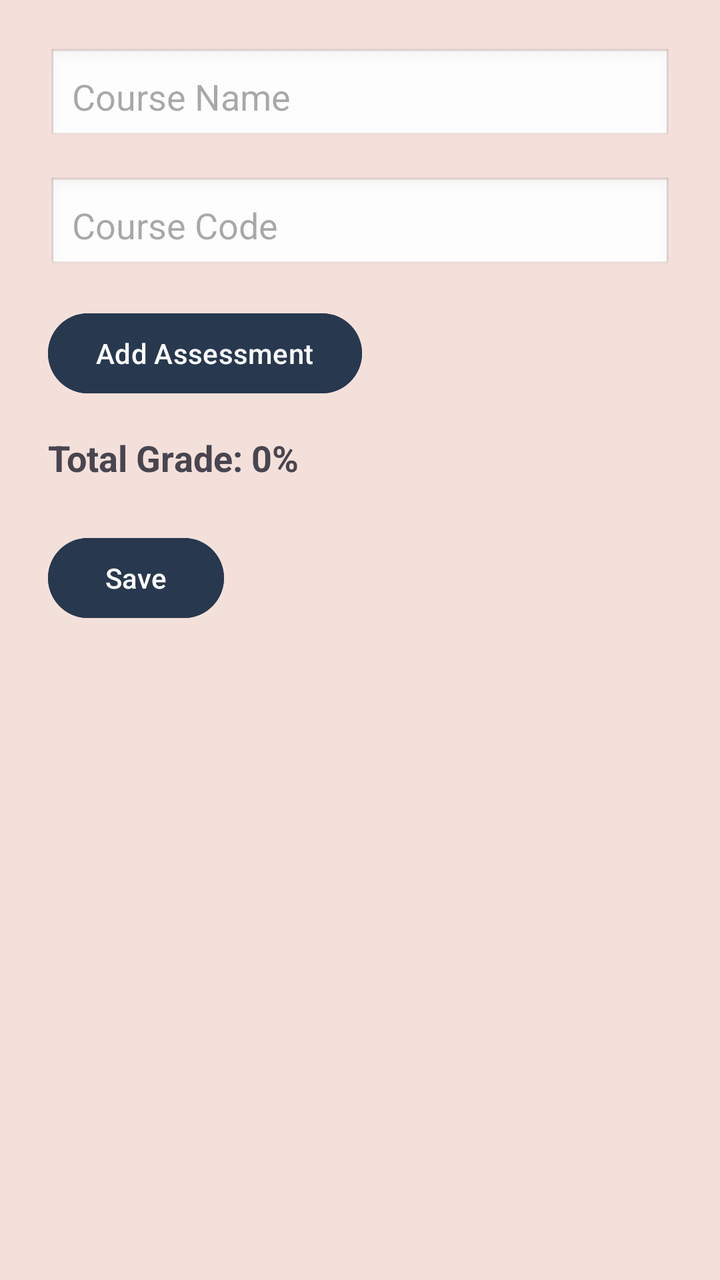
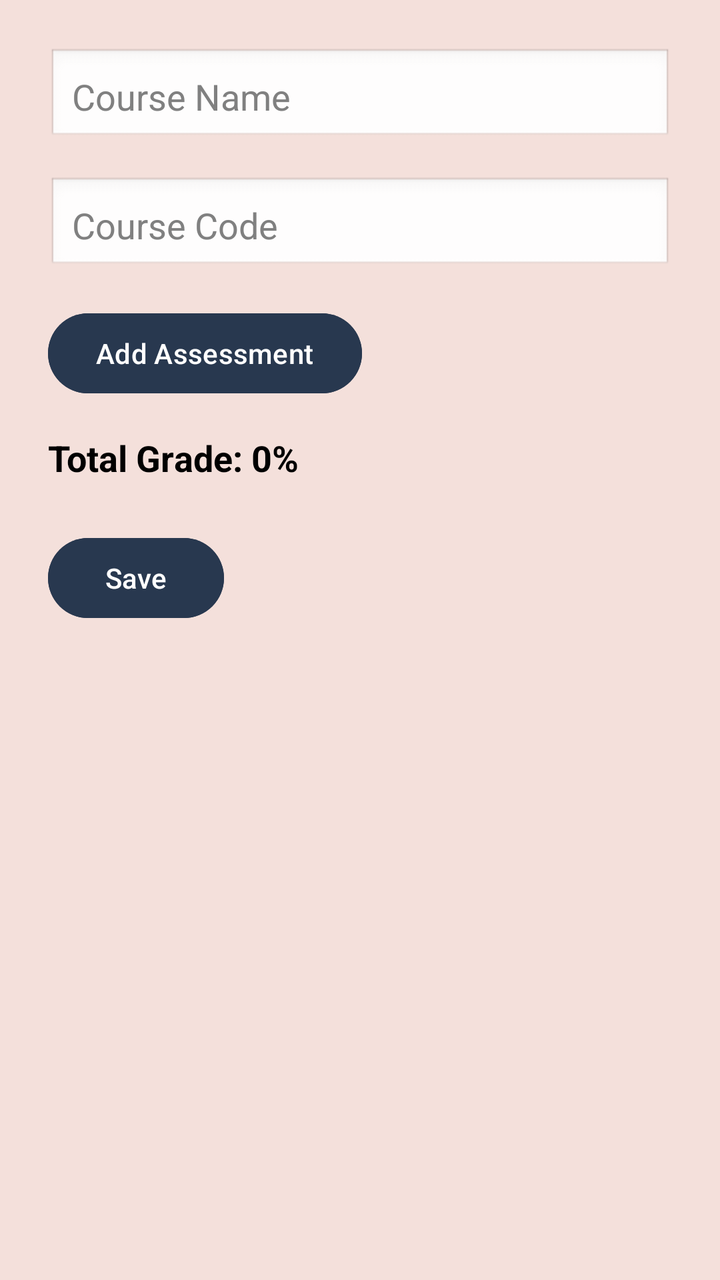

An Android layout rendered at two revisions. The XML below is the earlier revision; the diff shows what the commit changed to produce the second picture.
<!-- AndroidManifest.xml: application theme Theme.Grader -->
<!-- res/layout/activity_form.xml -->
<?xml version="1.0" encoding="utf-8"?>
<LinearLayout xmlns:android="http://schemas.android.com/apk/res/android"
    android:orientation="vertical"
    android:padding="24dp"
    android:background="@color/peach"
    android:layout_width="match_parent"
    android:layout_height="match_parent">

    

    

    <EditText
        android:id="@+id/inputTitle"
        android:layout_width="match_parent"
        android:layout_height="wrap_content"
        android:background="@android:drawable/edit_text"
        android:hint="Course Name"
        android:padding="12dp" />

    <EditText
        android:id="@+id/inputDescription"
        android:layout_width="match_parent"
        android:layout_height="wrap_content"
        android:layout_marginTop="16dp"
        android:background="@android:drawable/edit_text"
        android:hint="Course Code"
        android:padding="12dp" />

    <Button
        android:id="@+id/addAssessmentButton"
        android:layout_width="wrap_content"
        android:layout_height="wrap_content"
        android:layout_marginTop="16dp"
        android:backgroundTint="@color/dark_navy"
        android:text="Add Assessment" />

    <LinearLayout
        android:id="@+id/assessmentsContainer"
        android:layout_width="match_parent"
        android:layout_height="wrap_content"
        android:orientation="vertical" />

    <TextView
        android:id="@+id/totalGradeTextView"
        android:layout_width="wrap_content"
        android:layout_height="wrap_content"
        android:layout_marginTop="16dp"
        android:text="Total Grade: 0%"
        android:textSize="18sp"
        android:textStyle="bold" />

    
    <Button
        android:id="@+id/btnSave"
        android:layout_width="wrap_content"
        android:layout_height="wrap_content"
        android:layout_marginTop="24dp"
        android:backgroundTint="@color/dark_navy"
        android:text="Save" />

</LinearLayout>
<!-- resources referenced by this layout -->
<resources>
  <color name="dark_navy">#28384F</color>
  <color name="peach">#F4E0DB</color>
  <style name="Theme.Grader" parent="Base.Theme.Grader" />
  <style name="Base.Theme.Grader" parent="Theme.Material3.DayNight.NoActionBar">
          
          
      </style>
</resources>

<!-- the commit's change to res/layout/activity_form.xml (unified diff, before → after) -->
@@ -3,6 +3,7 @@
     android:orientation="vertical"
     android:padding="24dp"
     android:background="@color/peach"
+    android:theme="@style/Theme.MyApp"
     android:layout_width="match_parent"
     android:layout_height="match_parent">
 
@@ -14,6 +15,8 @@
         android:id="@+id/inputTitle"
         android:layout_width="match_parent"
         android:layout_height="wrap_content"
+        android:textColor="@color/black"
+        android:textColorHint="@color/grey"
         android:background="@android:drawable/edit_text"
         android:hint="Course Name"
         android:padding="12dp" />
@@ -23,6 +26,8 @@
         android:layout_width="match_parent"
         android:layout_height="wrap_content"
         android:layout_marginTop="16dp"
+        android:textColor="@color/black"
+        android:textColorHint="@color/grey"
         android:background="@android:drawable/edit_text"
         android:hint="Course Code"
         android:padding="12dp" />
@@ -32,6 +37,7 @@
         android:layout_width="wrap_content"
         android:layout_height="wrap_content"
         android:layout_marginTop="16dp"
+        android:textColor="@color/white"
         android:backgroundTint="@color/dark_navy"
         android:text="Add Assessment" />
 
@@ -45,6 +51,7 @@
         android:id="@+id/totalGradeTextView"
         android:layout_width="wrap_content"
         android:layout_height="wrap_content"
+        android:textColor="@color/black"
         android:layout_marginTop="16dp"
         android:text="Total Grade: 0%"
         android:textSize="18sp"
@@ -55,6 +62,7 @@
         android:id="@+id/btnSave"
         android:layout_width="wrap_content"
         android:layout_height="wrap_content"
+        android:textColor="@color/white"
         android:layout_marginTop="24dp"
         android:backgroundTint="@color/dark_navy"
         android:text="Save" />
<!-- resource entries referenced after the edit -->
@@ -1,7 +1,13 @@
 <!-- resources referenced by this layout -->
 <resources>
+  <color name="black">#FF000000</color>
   <color name="dark_navy">#28384F</color>
+  <color name="grey">#808080</color>
   <color name="peach">#F4E0DB</color>
+  <color name="white">#FFFFFFFF</color>
+  <style name="Theme.MyApp" parent="Theme.Material3.DayNight.NoActionBar">
+          <item name="android:statusBarColor">@color/dark_navy</item>
+      </style>
   <style name="Theme.Grader" parent="Base.Theme.Grader" />
   <style name="Base.Theme.Grader" parent="Theme.Material3.DayNight.NoActionBar">
           
